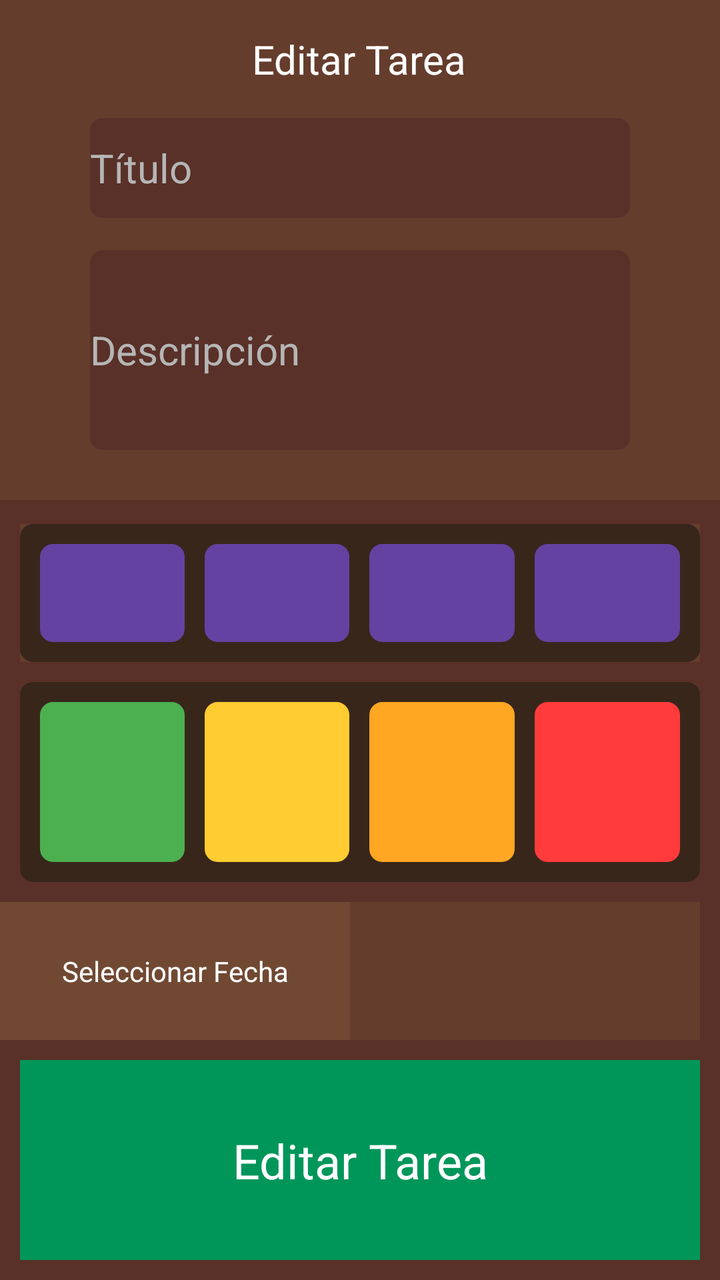
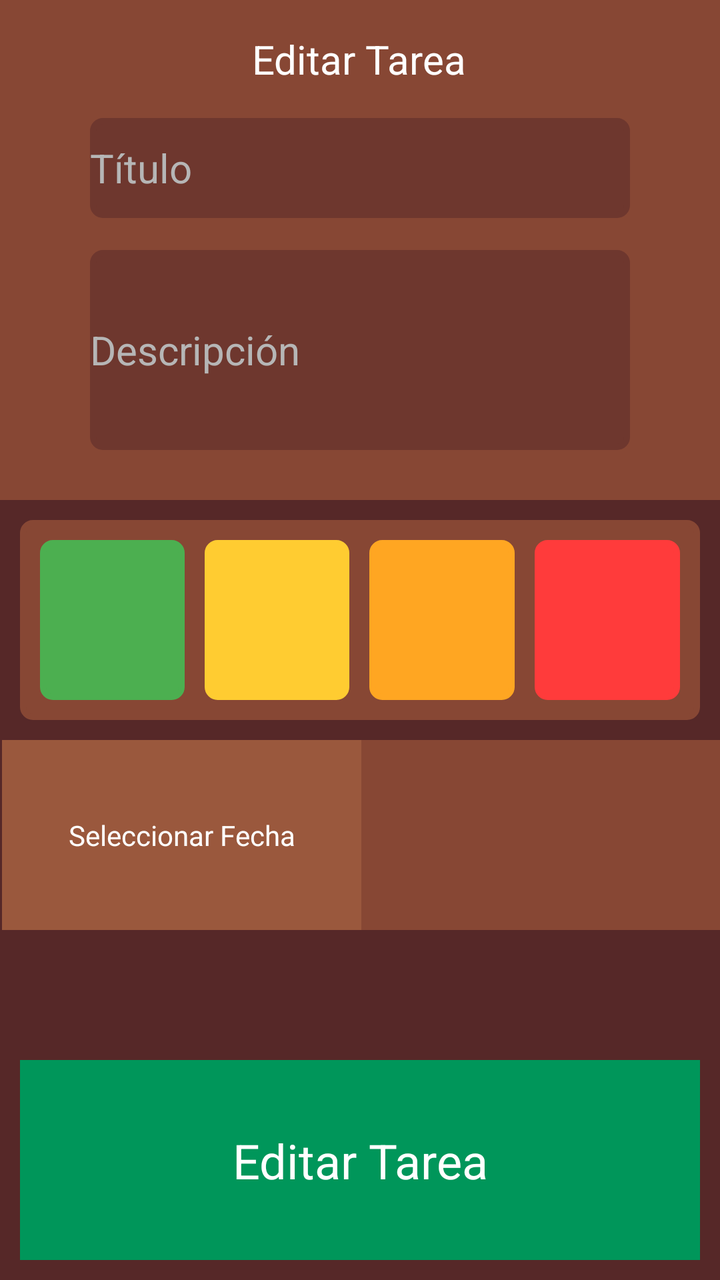

Screens rendered from an Android XML layout before and after an edit, with the pre-edit source and the edit as a unified diff.
<!-- AndroidManifest.xml: application theme Theme.LifeGeon -->
<!-- res/layout/activity_editar_tarea.xml -->
<?xml version="1.0" encoding="utf-8"?>
<androidx.constraintlayout.widget.ConstraintLayout xmlns:android="http://schemas.android.com/apk/res/android"
    xmlns:app="http://schemas.android.com/apk/res-auto"
    xmlns:tools="http://schemas.android.com/tools"
    android:layout_width="match_parent"
    android:layout_height="match_parent"
    android:background="#593128"
    tools:context=".EditarTarea">

    <androidx.constraintlayout.widget.ConstraintLayout
        android:id="@+id/constraintLayout5"
        android:layout_width="0dp"
        android:layout_height="250dp"
        android:background="#653D2D"
        app:layout_constraintEnd_toEndOf="parent"
        app:layout_constraintStart_toStartOf="parent"
        app:layout_constraintTop_toTopOf="parent">

        <TextView
            android:id="@+id/textView"
            android:layout_width="wrap_content"
            android:layout_height="wrap_content"
            android:layout_marginTop="16dp"
            android:text="@string/btnEditarTarea"
            android:textColor="#FFFFFF"
            android:textSize="20sp"
            app:layout_constraintEnd_toEndOf="parent"
            app:layout_constraintHorizontal_bias="0.498"
            app:layout_constraintStart_toStartOf="parent"
            app:layout_constraintTop_toTopOf="parent" />

        <EditText
            android:id="@+id/tituloTarea"
            android:layout_width="0dp"
            android:layout_height="50dp"
            android:layout_marginTop="16dp"
            android:autofillHints="@string/titulo"
            android:background="@drawable/redondo"
            android:backgroundTint="#593128"
            android:ems="10"
            android:hint='@string/titulo'
            android:inputType="text"
            android:textColor="#FFFFFF"
            android:textColorHint="#B6B6B6"
            android:textSize="20sp"
            app:layout_constraintEnd_toEndOf="parent"
            app:layout_constraintStart_toStartOf="parent"
            app:layout_constraintTop_toBottomOf="@+id/textView"
            app:layout_constraintWidth_percent=".75" />

        <EditText
            android:id="@+id/descripcionTarea"
            android:layout_width="0dp"
            android:layout_height="100dp"
            android:layout_marginTop="16dp"
            android:autofillHints="@string/descripcion"
            android:background="@drawable/redondo"
            android:backgroundTint="#593128"
            android:ems="10"
            android:hint="@string/descripcion"
            android:inputType="text"
            android:textColor="#FFFFFF"
            android:textColorHint="#B6B6B6"
            android:textSize="20sp"
            app:layout_constraintEnd_toEndOf="parent"
            app:layout_constraintStart_toStartOf="parent"
            app:layout_constraintTop_toBottomOf="@+id/tituloTarea"
            app:layout_constraintWidth_percent=".75" />

    </androidx.constraintlayout.widget.ConstraintLayout>

    <LinearLayout
        android:id="@+id/linearLayout"
        android:layout_width="0dp"
        android:layout_height="0dp"
        android:layout_marginTop="2dp"
        android:layout_marginBottom="10dp"
        android:orientation="vertical"
        app:layout_constraintBottom_toTopOf="@+id/btnTarea"
        app:layout_constraintEnd_toEndOf="parent"
        app:layout_constraintStart_toStartOf="parent"
        app:layout_constraintTop_toBottomOf="@+id/constraintLayout5">

        <androidx.constraintlayout.widget.ConstraintLayout
            android:layout_width="match_parent"
            android:layout_height="95dp"
            android:layout_marginStart="10dp"
            android:layout_marginTop="10dp"
            android:layout_marginEnd="10dp"
            android:layout_weight="1"
            android:background="#653D2D">

            <RadioGroup
                android:id="@+id/grupoTipo"
                android:layout_width="0dp"
                android:layout_height="0dp"
                android:background="@drawable/redondo"
                android:backgroundTint="#38261B"
                android:orientation="horizontal"
                app:layout_constraintBottom_toBottomOf="parent"
                app:layout_constraintEnd_toEndOf="parent"
                app:layout_constraintStart_toStartOf="parent"
                app:layout_constraintTop_toTopOf="parent">

                <RadioButton
                    android:id="@+id/radioButton4"
                    android:layout_width="25dp"
                    android:layout_height="match_parent"
                    android:layout_marginStart="10dp"
                    android:layout_marginTop="10dp"
                    android:layout_marginBottom="10dp"
                    android:layout_weight="1"
                    android:background="@drawable/redondo"
                    android:backgroundTint="#6442A1"
                    android:button="@color/black"
                    android:contentDescription="@string/tipo1" />

                <RadioButton
                    android:id="@+id/radioButton5"
                    android:layout_width="25dp"
                    android:layout_height="match_parent"
                    android:layout_marginStart="10dp"
                    android:layout_marginTop="10dp"
                    android:layout_marginBottom="10dp"
                    android:layout_weight="1"
                    android:background="@drawable/redondo"
                    android:backgroundTint="#6442A1"
                    android:button="@color/black"
                    tools:contentDescription="@string/tipo2" />

                <RadioButton
                    android:id="@+id/radioButton6"
                    android:layout_width="25dp"
                    android:layout_height="match_parent"
                    android:layout_marginStart="10dp"
                    android:layout_marginTop="10dp"
                    android:layout_marginBottom="10dp"
                    android:layout_weight="1"
                    android:background="@drawable/redondo"
                    android:backgroundTint="#6442A1"
                    android:button="@color/black"
                    android:contentDescription="@string/tipo3" />

                <RadioButton
                    android:id="@+id/radioButton7"
                    android:layout_width="25dp"
                    android:layout_height="match_parent"
                    android:layout_marginStart="10dp"
                    android:layout_marginTop="10dp"
                    android:layout_marginEnd="10dp"
                    android:layout_marginBottom="10dp"
                    android:layout_weight="1"
                    android:background="@drawable/redondo"
                    android:backgroundTint="#6442A1"
                    android:button="@color/black"
                    android:contentDescription="@string/tipo4" />
            </RadioGroup>

        </androidx.constraintlayout.widget.ConstraintLayout>

        <androidx.constraintlayout.widget.ConstraintLayout
            android:layout_width="match_parent"
            android:layout_height="100dp"
            android:layout_margin="10dp"
            tools:layout_weight="1">

            <RadioGroup
                android:id="@+id/grupoDificultad"
                android:layout_width="0dp"
                android:layout_height="0dp"
                android:background="@drawable/redondo"
                android:backgroundTint="#38261B"
                android:orientation="horizontal"
                app:layout_constraintBottom_toBottomOf="parent"
                app:layout_constraintEnd_toEndOf="parent"
                app:layout_constraintStart_toStartOf="parent"
                app:layout_constraintTop_toTopOf="parent">

                <RadioButton
                    android:id="@+id/radioButton13"
                    android:layout_width="25dp"
                    android:layout_height="match_parent"
                    android:layout_marginStart="10dp"
                    android:layout_marginTop="10dp"
                    android:layout_marginEnd="10dp"
                    android:layout_marginBottom="10dp"
                    android:layout_weight="1"
                    android:background="@drawable/redondo"
                    android:backgroundTint="#4CAF50"
                    android:button="@color/black"
                    android:buttonTintMode="add"
                    android:contentDescription="@string/facil"
                    android:foreground="@drawable/facil"
                    android:foregroundGravity="center" />

                <RadioButton
                    android:id="@+id/radioButton14"
                    android:layout_width="25dp"
                    android:layout_height="match_parent"
                    android:layout_marginTop="10dp"
                    android:layout_marginEnd="10dp"
                    android:layout_marginBottom="10dp"
                    android:layout_weight="1"
                    android:background="@drawable/redondo"
                    android:backgroundTint="#FFCC31"
                    android:button="@color/black"
                    android:buttonTintMode="add"
                    android:contentDescription="@string/media"
                    android:foreground="@drawable/media"
                    android:foregroundGravity="center" />

                <RadioButton
                    android:id="@+id/radioButton12"
                    android:layout_width="25dp"
                    android:layout_height="match_parent"
                    android:layout_marginTop="10dp"
                    android:layout_marginEnd="10dp"
                    android:layout_marginBottom="10dp"
                    android:layout_weight="1"
                    android:background="@drawable/redondo"
                    android:backgroundTint="#FFA622"
                    android:button="@color/black"
                    android:buttonTintMode="add"
                    android:contentDescription="@string/dificil"
                    android:foreground="@drawable/dificil"
                    android:foregroundGravity="center" />

                <RadioButton
                    android:id="@+id/radioButton15"
                    android:layout_width="25dp"
                    android:layout_height="match_parent"
                    android:layout_marginTop="10dp"
                    android:layout_marginEnd="10dp"
                    android:layout_marginBottom="10dp"
                    android:layout_weight="1"
                    android:background="@drawable/redondo"
                    android:backgroundTint="#FF3B3B"
                    android:button="@color/black"
                    android:buttonTintMode="add"
                    android:contentDescription="@string/muyDificil"
                    android:foreground="@drawable/muydificil"
                    android:foregroundGravity="center" />
            </RadioGroup>

        </androidx.constraintlayout.widget.ConstraintLayout>

        <androidx.constraintlayout.widget.ConstraintLayout
            android:id="@+id/seleccionFecha"
            android:layout_width="match_parent"
            android:layout_height="95dp"
            android:layout_marginEnd="10dp"
            android:layout_weight="1"
            android:background="#653D2D"
            android:contentDescription="@string/fecha"
            android:onClick="seleccionarFecha"
            tools:layout_marginStart="10dp">

            <androidx.constraintlayout.widget.ConstraintLayout
                android:id="@+id/constraintLayout7"
                android:layout_width="0dp"
                android:layout_height="0dp"
                android:background="#714933"
                app:layout_constraintBottom_toBottomOf="parent"
                app:layout_constraintStart_toStartOf="parent"
                app:layout_constraintTop_toTopOf="parent"
                app:layout_constraintWidth_percent=".50">

                <TextView
                    android:id="@+id/textView2"
                    android:layout_width="wrap_content"
                    android:layout_height="wrap_content"
                    android:text="@string/fecha"
                    android:textColor="#FFFFFF"
                    app:layout_constraintBottom_toBottomOf="parent"
                    app:layout_constraintEnd_toEndOf="parent"
                    app:layout_constraintStart_toStartOf="parent"
                    app:layout_constraintTop_toTopOf="parent"
                    tools:textSize="20sp" />
            </androidx.constraintlayout.widget.ConstraintLayout>

            <TextView
                android:id="@+id/textoFecha"
                android:layout_width="wrap_content"
                android:layout_height="wrap_content"
                android:textColor="#FFFFFF"
                android:textSize="20sp"
                app:layout_constraintBottom_toBottomOf="parent"
                app:layout_constraintEnd_toEndOf="parent"
                app:layout_constraintStart_toEndOf="@+id/constraintLayout7"
                app:layout_constraintTop_toTopOf="parent" />
        </androidx.constraintlayout.widget.ConstraintLayout>

    </LinearLayout>

    <androidx.constraintlayout.widget.ConstraintLayout
        android:id="@+id/btnTarea"
        android:layout_width="0dp"
        android:layout_height="100dp"
        android:layout_margin="10dp"
        android:background="#00965A"
        android:contentDescription="@string/btnCrearTarea"
        android:onClick="crearTarea"
        app:layout_constraintBottom_toBottomOf="parent"
        app:layout_constraintEnd_toEndOf="parent"
        app:layout_constraintStart_toStartOf="parent">

        <TextView
            android:id="@+id/textView3"
            android:layout_width="wrap_content"
            android:layout_height="wrap_content"
            android:text="@string/btnEditarTarea"
            android:textColor="#FFFFFF"
            android:textSize="24sp"
            app:layout_constraintBottom_toBottomOf="parent"
            app:layout_constraintEnd_toEndOf="parent"
            app:layout_constraintStart_toStartOf="parent"
            app:layout_constraintTop_toTopOf="parent" />
    </androidx.constraintlayout.widget.ConstraintLayout>
</androidx.constraintlayout.widget.ConstraintLayout>
<!-- resources referenced by this layout -->
<resources>
  <color name="black">#FF000000</color>
  <!-- drawable dificil: png bitmap (drawable, 6166 bytes) -->
  <!-- drawable facil: png bitmap (drawable, 5650 bytes) -->
  <!-- drawable media: png bitmap (drawable, 3931 bytes) -->
  <!-- drawable muydificil: png bitmap (drawable, 8946 bytes) -->
  <!-- drawable redondo (drawable) -->
  <?xml version="1.0" encoding="UTF-8"?>
  <shape xmlns:android="http://schemas.android.com/apk/res/android">
      <solid android:color="#FFFFFF"/>
      <stroke android:width="3dp" android:color="#B1BCBE" />
      <corners android:radius="5dp"/>
      <padding android:left="0dp" android:top="0dp" android:right="0dp" android:bottom="0dp" />
  </shape>
  <string name="btnCrearTarea">Boton Crear Tarea</string>
  <string name="btnEditarTarea">Editar Tarea</string>
  <string name="descripcion">Descripción</string>
  <string name="dificil">Dificultad dificil</string>
  <string name="facil">Dificultad facil</string>
  <string name="fecha">Seleccionar Fecha</string>
  <string name="media">Dificultad media</string>
  <string name="muyDificil">Dificultad Muy dificil</string>
  <string name="tipo1">Tipo de Tarea: To-Do</string>
  <string name="tipo2">Tipo de Tarea: Diaria</string>
  <string name="tipo3">Tipo de Tarea: Habito</string>
  <string name="tipo4">Tipo de Tarea: Proyecto</string>
  <string name="titulo">Título</string>
  <style name="Theme.LifeGeon" parent="Base.Theme.LifeGeon" />
  <style name="Base.Theme.LifeGeon" parent="Theme.Material3.DayNight.NoActionBar">
          
          
      </style>
</resources>

<!-- the commit's change to res/layout/activity_editar_tarea.xml (unified diff, before → after) -->
@@ -4,14 +4,154 @@
     xmlns:tools="http://schemas.android.com/tools"
     android:layout_width="match_parent"
     android:layout_height="match_parent"
-    android:background="#593128"
+    android:background="#562828"
     tools:context=".EditarTarea">
+
+    <androidx.constraintlayout.widget.ConstraintLayout
+        android:id="@+id/constraintLayout3"
+        android:layout_width="match_parent"
+        android:layout_height="wrap_content"
+        android:layout_margin="10dp"
+        app:layout_constraintEnd_toEndOf="parent"
+        app:layout_constraintStart_toStartOf="parent"
+        app:layout_constraintTop_toBottomOf="@+id/constraintLayout5"
+        tools:layout_weight="1">
+
+        <RadioGroup
+            android:id="@+id/grupoDificultad"
+            android:layout_width="0dp"
+            android:layout_height="100dp"
+            android:background="@drawable/redondo"
+            android:backgroundTint="#874734"
+            android:orientation="horizontal"
+            app:layout_constraintBottom_toBottomOf="parent"
+            app:layout_constraintEnd_toEndOf="parent"
+            app:layout_constraintStart_toStartOf="parent"
+            app:layout_constraintTop_toTopOf="parent">
+
+            <RadioButton
+                android:id="@+id/radioButton13"
+                android:layout_width="25dp"
+                android:layout_height="match_parent"
+                android:layout_marginStart="10dp"
+                android:layout_marginTop="10dp"
+                android:layout_marginEnd="10dp"
+                android:layout_marginBottom="10dp"
+                android:layout_weight="1"
+                android:background="@drawable/redondo"
+                android:backgroundTint="#4CAF50"
+                android:button="@color/black"
+                android:buttonTintMode="add"
+                android:contentDescription="@string/facil"
+                android:foreground="@drawable/facil"
+                android:foregroundGravity="center" />
+
+            <RadioButton
+                android:id="@+id/radioButton14"
+                android:layout_width="25dp"
+                android:layout_height="match_parent"
+                android:layout_marginTop="10dp"
+                android:layout_marginEnd="10dp"
+                android:layout_marginBottom="10dp"
+                android:layout_weight="1"
+                android:background="@drawable/redondo"
+                android:backgroundTint="#FFCC31"
+                android:button="@color/black"
+                android:buttonTintMode="add"
+                android:contentDescription="@string/media"
+                android:foreground="@drawable/media"
+                android:foregroundGravity="center" />
+
+            <RadioButton
+                android:id="@+id/radioButton12"
+                android:layout_width="25dp"
+                android:layout_height="match_parent"
+                android:layout_marginTop="10dp"
+                android:layout_marginEnd="10dp"
+                android:layout_marginBottom="10dp"
+                android:layout_weight="1"
+                android:background="@drawable/redondo"
+                android:backgroundTint="#FFA622"
+                android:button="@color/black"
+                android:buttonTintMode="add"
+                android:contentDescription="@string/dificil"
+                android:foreground="@drawable/dificil"
+                android:foregroundGravity="center" />
+
+            <RadioButton
+                android:id="@+id/radioButton15"
+                android:layout_width="25dp"
+                android:layout_height="match_parent"
+                android:layout_marginTop="10dp"
+                android:layout_marginEnd="10dp"
+                android:layout_marginBottom="10dp"
+                android:layout_weight="1"
+                android:background="@drawable/redondo"
+                android:backgroundTint="#FF3B3B"
+                android:button="@color/black"
+                android:buttonTintMode="add"
+                android:contentDescription="@string/muyDificil"
+                android:foreground="@drawable/muydificil"
+                android:foregroundGravity="center" />
+        </RadioGroup>
+
+    </androidx.constraintlayout.widget.ConstraintLayout>
+
+    <androidx.constraintlayout.widget.ConstraintLayout
+        android:id="@+id/seleccionFecha"
+        android:layout_width="match_parent"
+        android:layout_height="95dp"
+        android:layout_marginStart="1dp"
+        android:layout_marginTop="10dp"
+        android:layout_weight="1"
+        android:background="#874734"
+        android:contentDescription="@string/fecha"
+        android:onClick="seleccionarFecha"
+        app:layout_constraintEnd_toEndOf="parent"
+        app:layout_constraintStart_toEndOf="@+id/linearLayout"
+        app:layout_constraintTop_toBottomOf="@+id/constraintLayout3"
+        tools:layout_marginStart="10dp">
+
+        <androidx.constraintlayout.widget.ConstraintLayout
+            android:id="@+id/constraintLayout7"
+            android:layout_width="0dp"
+            android:layout_height="0dp"
+            android:background="#9A583D"
+            app:layout_constraintBottom_toBottomOf="parent"
+            app:layout_constraintStart_toStartOf="parent"
+            app:layout_constraintTop_toTopOf="parent"
+            app:layout_constraintWidth_percent=".50">
+
+            <TextView
+                android:id="@+id/textView2"
+                android:layout_width="wrap_content"
+                android:layout_height="wrap_content"
+                android:text="@string/fecha"
+                android:textColor="#FFFFFF"
+                app:layout_constraintBottom_toBottomOf="parent"
+                app:layout_constraintEnd_toEndOf="parent"
+                app:layout_constraintStart_toStartOf="parent"
+                app:layout_constraintTop_toTopOf="parent"
+                tools:textSize="20sp" />
+        </androidx.constraintlayout.widget.ConstraintLayout>
+
+        <TextView
+            android:id="@+id/textoFecha"
+            android:layout_width="wrap_content"
+            android:layout_height="wrap_content"
+            android:textColor="#FFFFFF"
+            android:textSize="20sp"
+            app:layout_constraintBottom_toBottomOf="parent"
+            app:layout_constraintEnd_toEndOf="parent"
+            app:layout_constraintStart_toEndOf="@+id/constraintLayout7"
+            app:layout_constraintTop_toTopOf="parent" />
+    </androidx.constraintlayout.widget.ConstraintLayout>
 
     <androidx.constraintlayout.widget.ConstraintLayout
         android:id="@+id/constraintLayout5"
         android:layout_width="0dp"
         android:layout_height="250dp"
-        android:background="#653D2D"
+        android:background="#874734"
         app:layout_constraintEnd_toEndOf="parent"
         app:layout_constraintStart_toStartOf="parent"
         app:layout_constraintTop_toTopOf="parent">
@@ -36,7 +176,7 @@
             android:layout_marginTop="16dp"
             android:autofillHints="@string/titulo"
             android:background="@drawable/redondo"
-            android:backgroundTint="#593128"
+            android:backgroundTint="#6E372E"
             android:ems="10"
             android:hint='@string/titulo'
             android:inputType="text"
@@ -55,7 +195,7 @@
             android:layout_marginTop="16dp"
             android:autofillHints="@string/descripcion"
             android:background="@drawable/redondo"
-            android:backgroundTint="#593128"
+            android:backgroundTint="#6E372E"
             android:ems="10"
             android:hint="@string/descripcion"
             android:inputType="text"
@@ -81,215 +221,6 @@
         app:layout_constraintStart_toStartOf="parent"
         app:layout_constraintTop_toBottomOf="@+id/constraintLayout5">
 
-        <androidx.constraintlayout.widget.ConstraintLayout
-            android:layout_width="match_parent"
-            android:layout_height="95dp"
-            android:layout_marginStart="10dp"
-            android:layout_marginTop="10dp"
-            android:layout_marginEnd="10dp"
-            android:layout_weight="1"
-            android:background="#653D2D">
-
-            <RadioGroup
-                android:id="@+id/grupoTipo"
-                android:layout_width="0dp"
-                android:layout_height="0dp"
-                android:background="@drawable/redondo"
-                android:backgroundTint="#38261B"
-                android:orientation="horizontal"
-                app:layout_constraintBottom_toBottomOf="parent"
-                app:layout_constraintEnd_toEndOf="parent"
-                app:layout_constraintStart_toStartOf="parent"
-                app:layout_constraintTop_toTopOf="parent">
-
-                <RadioButton
-                    android:id="@+id/radioButton4"
-                    android:layout_width="25dp"
-                    android:layout_height="match_parent"
-                    android:layout_marginStart="10dp"
-                    android:layout_marginTop="10dp"
-                    android:layout_marginBottom="10dp"
-                    android:layout_weight="1"
-                    android:background="@drawable/redondo"
-                    android:backgroundTint="#6442A1"
-                    android:button="@color/black"
-                    android:contentDescription="@string/tipo1" />
-
-                <RadioButton
-                    android:id="@+id/radioButton5"
-                    android:layout_width="25dp"
-                    android:layout_height="match_parent"
-                    android:layout_marginStart="10dp"
-                    android:layout_marginTop="10dp"
-                    android:layout_marginBottom="10dp"
-                    android:layout_weight="1"
-                    android:background="@drawable/redondo"
-                    android:backgroundTint="#6442A1"
-                    android:button="@color/black"
-                    tools:contentDescription="@string/tipo2" />
-
-                <RadioButton
-                    android:id="@+id/radioButton6"
-                    android:layout_width="25dp"
-                    android:layout_height="match_parent"
-                    android:layout_marginStart="10dp"
-                    android:layout_marginTop="10dp"
-                    android:layout_marginBottom="10dp"
-                    android:layout_weight="1"
-                    android:background="@drawable/redondo"
-                    android:backgroundTint="#6442A1"
-                    android:button="@color/black"
-                    android:contentDescription="@string/tipo3" />
-
-                <RadioButton
-                    android:id="@+id/radioButton7"
-                    android:layout_width="25dp"
-                    android:layout_height="match_parent"
-                    android:layout_marginStart="10dp"
-                    android:layout_marginTop="10dp"
-                    android:layout_marginEnd="10dp"
-                    android:layout_marginBottom="10dp"
-                    android:layout_weight="1"
-                    android:background="@drawable/redondo"
-                    android:backgroundTint="#6442A1"
-                    android:button="@color/black"
-                    android:contentDescription="@string/tipo4" />
-            </RadioGroup>
-
-        </androidx.constraintlayout.widget.ConstraintLayout>
-
-        <androidx.constraintlayout.widget.ConstraintLayout
-            android:layout_width="match_parent"
-            android:layout_height="100dp"
-            android:layout_margin="10dp"
-            tools:layout_weight="1">
-
-            <RadioGroup
-                android:id="@+id/grupoDificultad"
-                android:layout_width="0dp"
-                android:layout_height="0dp"
-                android:background="@drawable/redondo"
-                android:backgroundTint="#38261B"
-                android:orientation="horizontal"
-                app:layout_constraintBottom_toBottomOf="parent"
-                app:layout_constraintEnd_toEndOf="parent"
-                app:layout_constraintStart_toStartOf="parent"
-                app:layout_constraintTop_toTopOf="parent">
-
-                <RadioButton
-                    android:id="@+id/radioButton13"
-                    android:layout_width="25dp"
-                    android:layout_height="match_parent"
-                    android:layout_marginStart="10dp"
-                    android:layout_marginTop="10dp"
-                    android:layout_marginEnd="10dp"
-                    android:layout_marginBottom="10dp"
-                    android:layout_weight="1"
-                    android:background="@drawable/redondo"
-                    android:backgroundTint="#4CAF50"
-                    android:button="@color/black"
-                    android:buttonTintMode="add"
-                    android:contentDescription="@string/facil"
-                    android:foreground="@drawable/facil"
-                    android:foregroundGravity="center" />
-
-                <RadioButton
-                    android:id="@+id/radioButton14"
-                    android:layout_width="25dp"
-                    android:layout_height="match_parent"
-                    android:layout_marginTop="10dp"
-                    android:layout_marginEnd="10dp"
-                    android:layout_marginBottom="10dp"
-                    android:layout_weight="1"
-                    android:background="@drawable/redondo"
-                    android:backgroundTint="#FFCC31"
-                    android:button="@color/black"
-                    android:buttonTintMode="add"
-                    android:contentDescription="@string/media"
-                    android:foreground="@drawable/media"
-                    android:foregroundGravity="center" />
-
-                <RadioButton
-                    android:id="@+id/radioButton12"
-                    android:layout_width="25dp"
-                    android:layout_height="match_parent"
-                    android:layout_marginTop="10dp"
-                    android:layout_marginEnd="10dp"
-                    android:layout_marginBottom="10dp"
-                    android:layout_weight="1"
-                    android:background="@drawable/redondo"
-                    android:backgroundTint="#FFA622"
-                    android:button="@color/black"
-                    android:buttonTintMode="add"
-                    android:contentDescription="@string/dificil"
-                    android:foreground="@drawable/dificil"
-                    android:foregroundGravity="center" />
-
-                <RadioButton
-                    android:id="@+id/radioButton15"
-                    android:layout_width="25dp"
-                    android:layout_height="match_parent"
-                    android:layout_marginTop="10dp"
-                    android:layout_marginEnd="10dp"
-                    android:layout_marginBottom="10dp"
-                    android:layout_weight="1"
-                    android:background="@drawable/redondo"
-                    android:backgroundTint="#FF3B3B"
-                    android:button="@color/black"
-                    android:buttonTintMode="add"
-                    android:contentDescription="@string/muyDificil"
-                    android:foreground="@drawable/muydificil"
-                    android:foregroundGravity="center" />
-            </RadioGroup>
-
-        </androidx.constraintlayout.widget.ConstraintLayout>
-
-        <androidx.constraintlayout.widget.ConstraintLayout
-            android:id="@+id/seleccionFecha"
-            android:layout_width="match_parent"
-            android:layout_height="95dp"
-            android:layout_marginEnd="10dp"
-            android:layout_weight="1"
-            android:background="#653D2D"
-            android:contentDescription="@string/fecha"
-            android:onClick="seleccionarFecha"
-            tools:layout_marginStart="10dp">
-
-            <androidx.constraintlayout.widget.ConstraintLayout
-                android:id="@+id/constraintLayout7"
-                android:layout_width="0dp"
-                android:layout_height="0dp"
-                android:background="#714933"
-                app:layout_constraintBottom_toBottomOf="parent"
-                app:layout_constraintStart_toStartOf="parent"
-                app:layout_constraintTop_toTopOf="parent"
-                app:layout_constraintWidth_percent=".50">
-
-                <TextView
-                    android:id="@+id/textView2"
-                    android:layout_width="wrap_content"
-                    android:layout_height="wrap_content"
-                    android:text="@string/fecha"
-                    android:textColor="#FFFFFF"
-                    app:layout_constraintBottom_toBottomOf="parent"
-                    app:layout_constraintEnd_toEndOf="parent"
-                    app:layout_constraintStart_toStartOf="parent"
-                    app:layout_constraintTop_toTopOf="parent"
-                    tools:textSize="20sp" />
-            </androidx.constraintlayout.widget.ConstraintLayout>
-
-            <TextView
-                android:id="@+id/textoFecha"
-                android:layout_width="wrap_content"
-                android:layout_height="wrap_content"
-                android:textColor="#FFFFFF"
-                android:textSize="20sp"
-                app:layout_constraintBottom_toBottomOf="parent"
-                app:layout_constraintEnd_toEndOf="parent"
-                app:layout_constraintStart_toEndOf="@+id/constraintLayout7"
-                app:layout_constraintTop_toTopOf="parent" />
-        </androidx.constraintlayout.widget.ConstraintLayout>
-
     </LinearLayout>
 
     <androidx.constraintlayout.widget.ConstraintLayout
@@ -299,7 +230,7 @@
         android:layout_margin="10dp"
         android:background="#00965A"
         android:contentDescription="@string/btnCrearTarea"
-        android:onClick="crearTarea"
+        android:onClick="editarTarea"
         app:layout_constraintBottom_toBottomOf="parent"
         app:layout_constraintEnd_toEndOf="parent"
         app:layout_constraintStart_toStartOf="parent">
<!-- resource entries referenced after the edit -->
@@ -21,10 +21,6 @@
   <string name="fecha">Seleccionar Fecha</string>
   <string name="media">Dificultad media</string>
   <string name="muyDificil">Dificultad Muy dificil</string>
-  <string name="tipo1">Tipo de Tarea: To-Do</string>
-  <string name="tipo2">Tipo de Tarea: Diaria</string>
-  <string name="tipo3">Tipo de Tarea: Habito</string>
-  <string name="tipo4">Tipo de Tarea: Proyecto</string>
   <string name="titulo">Título</string>
   <style name="Theme.LifeGeon" parent="Base.Theme.LifeGeon" />
   <style name="Base.Theme.LifeGeon" parent="Theme.Material3.DayNight.NoActionBar">
